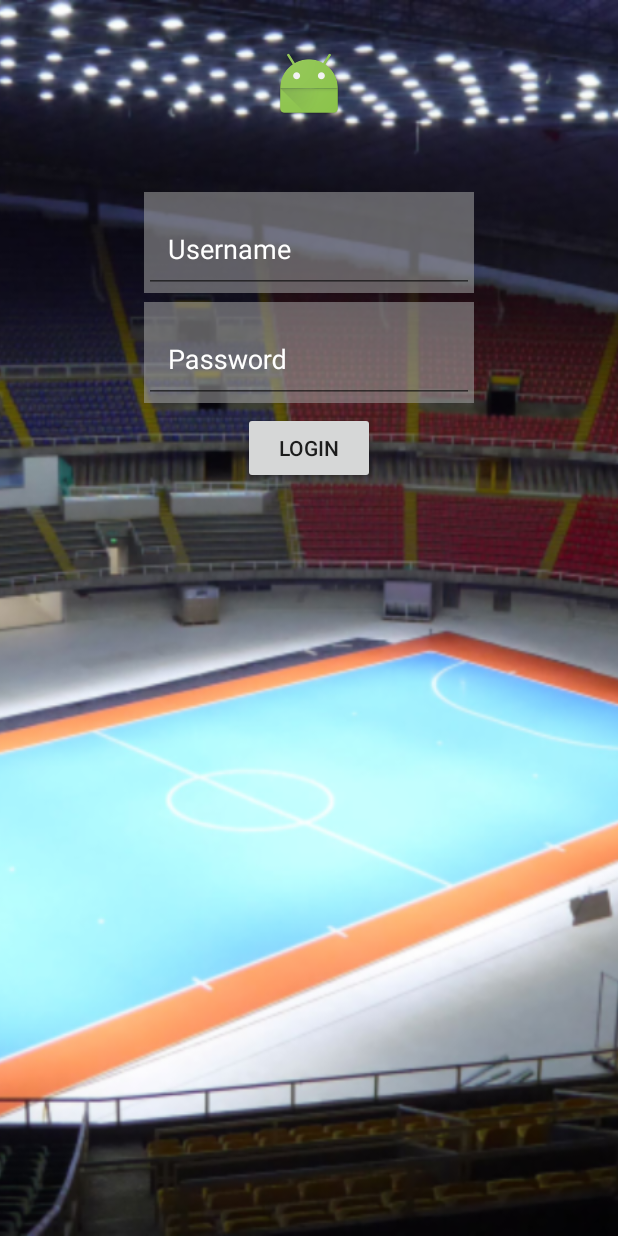
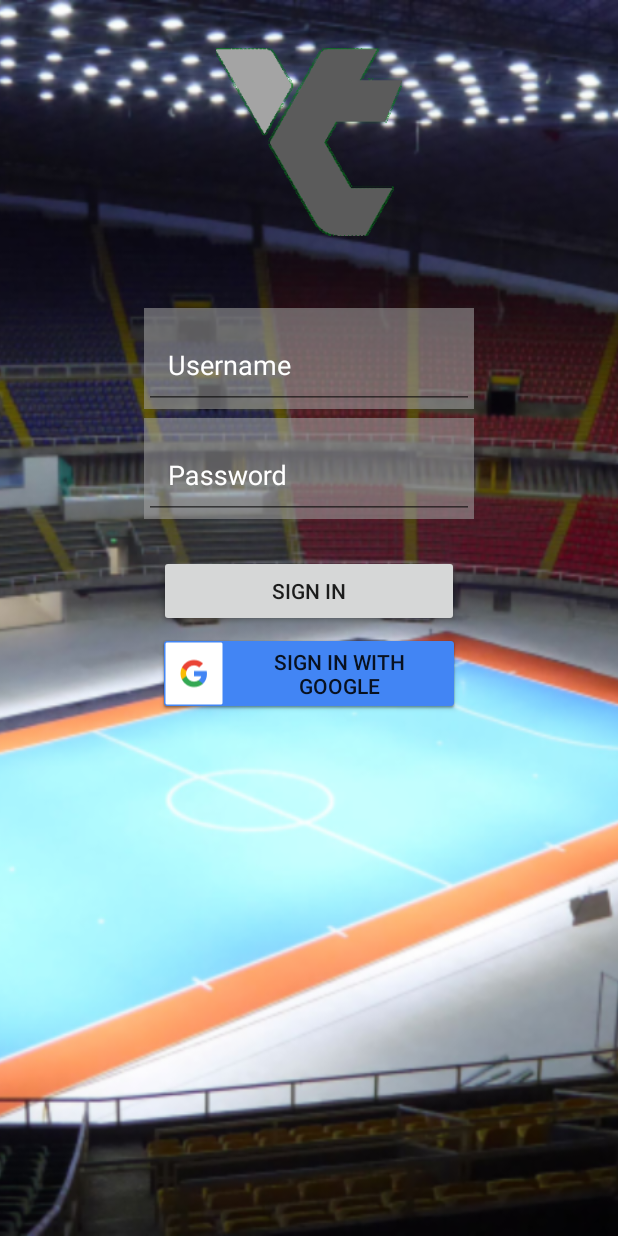
Before and after one commit to Akise17/YukTanding, an Android app: the screen it shows after launch (Login), on a phone screen of 412 x 824 dp. Run offline under Robolectric (Android 15) with nearby library versions, the phone set to English and light mode, and no system bars; our stand-ins replace Firebase (no records; nobody signed in at launch, a user with empty details on screens opened directly), Picasso; pictures from the network do not load.

Commit message:
Tambah tombol signin with google

```diff
--- a/app/src/main/java/id/yuktanding/yuktanding/Login.kt
+++ b/app/src/main/java/id/yuktanding/yuktanding/Login.kt
@@ -5,32 +5,57 @@ import android.os.Bundle
 import android.support.design.widget.TextInputEditText
 import android.support.design.widget.TextInputLayout
 import android.util.Log
+import android.widget.Button
 import android.widget.ImageView
 import android.widget.Toast
+import com.google.firebase.auth.AuthCredential
 import com.squareup.picasso.Picasso
+import com.google.firebase.auth.FirebaseAuth
+import com.google.firebase.auth.FirebaseAuthUserCollisionException
+import com.google.android.gms.auth.api.signin.GoogleSignInOptions
+
+
+
 
 class Login : AppCompatActivity() {
     private var ib: ImageView?=null
     private var uie: TextInputEditText?=null
     private var uil: TextInputLayout?=null
-    val logg= "Disini"
+    private var btnSignin: Button?=null
+    private var btnSignGoogle: Button?=null
+    private var mAuth: FirebaseAuth? = null
+    private val mAuthListener: FirebaseAuth.AuthStateListener? = null
+    val TAG = "Disini"
+    val email = null
+    val password = null
 
     override fun onCreate(savedInstanceState: Bundle?) {
         super.onCreate(savedInstanceState)
-        Log.d(logg,"onCreate")
+        Log.d(TAG,"onCreate")
+
+        //======================================================
+        //firebase
+
+        //firebase
+        // ======================================================
+
         setContentView(R.layout.activity_login)
-        Log.d(logg,"setelah layout")
+        Log.d(TAG,"setelah layout")
 
         uil = findViewById(R.id.user_input_layout) as TextInputLayout
         uie = findViewById(R.id.user_input_edit) as TextInputEditText
         ib = findViewById(R.id.image_background) as ImageView
+        btnSignin = findViewById(R.id.btn_Login) as Button
+        btnSignGoogle = findViewById(R.id.btn_Google) as Button
 
-        Log.d(logg,"sebelum Picasso")
+        Log.d(TAG,"sebelum Picasso")
         Picasso.with(this)
                 .load("https://yuktanding.id/img/lap.jpg")
                 .placeholder(R.drawable.lap1)
                 .error(R.drawable.lap1)
                 .into(ib);
-        Log.d(logg,"setelah Picasso")
+        Log.d(TAG,"setelah Picasso")
     }
+
+
 }
--- a/app/src/main/res/layout/activity_login.xml
+++ b/app/src/main/res/layout/activity_login.xml
@@ -29,7 +29,7 @@
         android:id="@+id/logo"
         android:layout_width="wrap_content"
         android:layout_height="wrap_content"
-        android:src="@android:mipmap/sym_def_app_icon"
+        android:src="@mipmap/yuklogo"
         app:layout_constraintLeft_toLeftOf="parent"
         app:layout_constraintRight_toRightOf="parent"
         app:layout_constraintTop_toTopOf="@+id/guideline" />
@@ -63,13 +63,21 @@
     </android.support.design.widget.TextInputLayout>
 
     <Button
-        android:layout_width="wrap_content"
-        android:layout_height="wrap_content"
+        style="@style/tombol"
         app:layout_constraintLeft_toLeftOf="parent"
         app:layout_constraintRight_toRightOf="parent"
         app:layout_constraintTop_toBottomOf="@+id/pass_in"
-        android:layout_marginTop="6dp"
+        android:layout_marginTop="24dp"
         android:text="@string/login"
         android:id="@+id/btn_Login"/>
+    <Button
+        style="@style/tombol"
+        app:layout_constraintLeft_toLeftOf="parent"
+        app:layout_constraintRight_toRightOf="parent"
+        app:layout_constraintTop_toBottomOf="@+id/btn_Login"
+        android:layout_marginTop="6dp"
+        android:id="@+id/btn_Google"
+        android:background="@drawable/btn_google_signin_dark_normal_ldpi"
+        android:text="@string/google"/>
 
 </android.support.constraint.ConstraintLayout>
--- a/app/src/main/res/values/colors.xml
+++ b/app/src/main/res/values/colors.xml
@@ -11,4 +11,5 @@
     <color name="color_text">#FFF</color>
     <color name="color_text_background">#8ca4a4a4</color>
     <color name="color_text_background_trans">#00ffffff</color>
+    <color name="google_red">#dd4b39</color>
 </resources>
--- a/app/src/main/res/values/dimens.xml
+++ b/app/src/main/res/values/dimens.xml
@@ -8,4 +8,5 @@
     <dimen name="activity_guide">32dp</dimen>
     <dimen name="input_width">220dp</dimen>
     <dimen name="text_padding">16dp</dimen>
+    <dimen name="Button">200dp</dimen>
 </resources>
--- a/app/src/main/res/values/strings.xml
+++ b/app/src/main/res/values/strings.xml
@@ -16,5 +16,6 @@
     <string name="permission_rationale">"Contacts permissions are needed for providing email
         completions."
     </string>
-    <string name="login">Login</string>
+    <string name="login">Sign In</string>
+    <string name="google">Sign In with Google</string>
 </resources>
--- a/app/src/main/res/values/styles.xml
+++ b/app/src/main/res/values/styles.xml
@@ -38,4 +38,9 @@
         <item name="android:textStyle">bold</item>
     </style>
 
+    <style name="tombol">
+        <item name="android:layout_height">@dimen/wrap_content</item>
+        <item name="android:layout_width">@dimen/Button</item>
+    </style>
+
 </resources>
```
Also changed, not shown: app/src/main/res/drawable-hdpi/btn_google_signin_dark_normal_ldpi.9.png (added), app/src/main/res/drawable-ldpi/btn_google_signin_dark_normal_ldpi.9.png (added), app/src/main/res/drawable-mdpi/btn_google_signin_dark_normal_ldpi.9.png (added), app/src/main/res/drawable-xhdpi/btn_google_signin_dark_normal_ldpi.9.png (added), app/src/main/res/drawable-xxhdpi/btn_google_signin_dark_normal_ldpi.9.png (added), app/src/main/res/drawable-xxxhdpi/btn_google_signin_dark_normal_ldpi.9.png (added).
